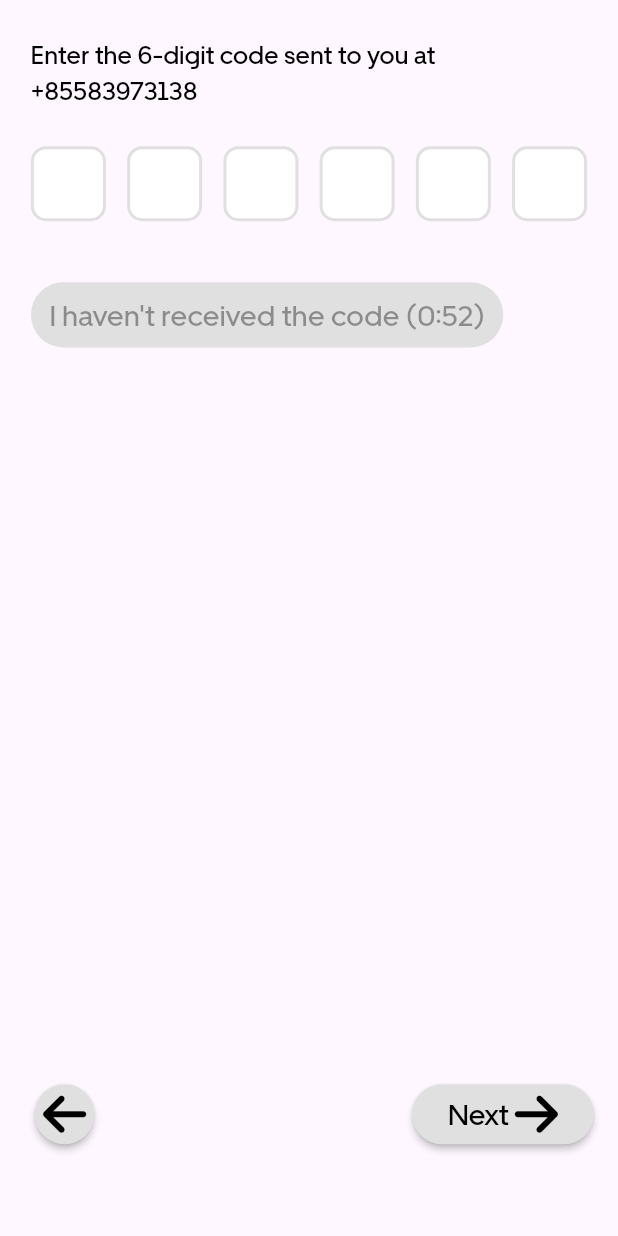
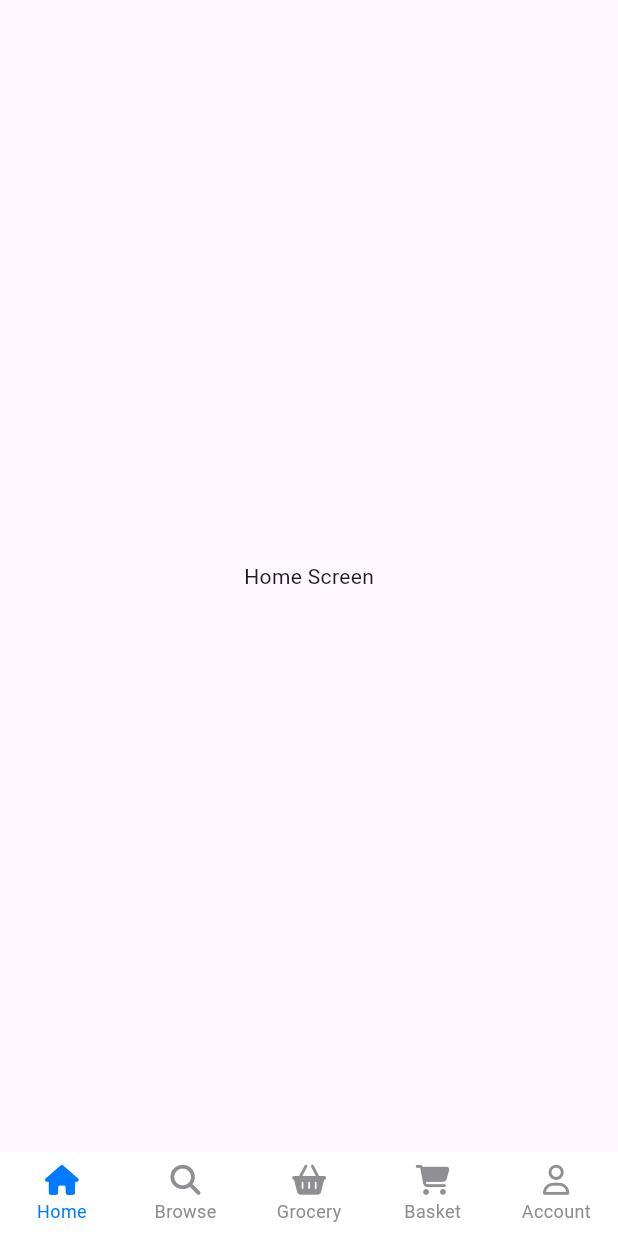
Before and after one commit to JacklynConn/food-delivery, a Flutter app: the screen it shows after launch, on a phone screen of 412 x 824 dp. Run offline on Flutter 3.47's test engine with Material 3 defaults, Android fonts, the phone set to English and light mode, and no system bars; drawn by our look-alikes of persistent_bottom_nav_bar_v2, pin_code_fields; our stand-ins replace country_picker, font_awesome_flutter, sizer.

Commit message:
5. Bottom Navigation Bar

```diff
--- a/lib/main.dart
+++ b/lib/main.dart
@@ -1,5 +1,6 @@
 import 'package:flutter/material.dart';
 import 'package:food_delivery/view/auth/otp_screen.dart';
+import 'package:food_delivery/view/bottom_navigation_bar.dart';
 import 'package:sizer/sizer.dart';
 import '/view/auth/mobile_login_screen.dart';
 
@@ -17,7 +18,7 @@ class MyApp extends StatelessWidget {
         title: 'Flutter Demo',
         debugShowCheckedModeBanner: false,
         theme: ThemeData(),
-        home: const OtpScreen(),
+        home:  const BottomNavigationBarUberEat(),
       );
     });
   }
--- a/lib/view/auth/mobile_login_screen.dart
+++ b/lib/view/auth/mobile_login_screen.dart
@@ -1,5 +1,4 @@
 import 'package:country_picker/country_picker.dart';
-import 'package:flutter/cupertino.dart';
 import 'package:flutter/material.dart';
 import 'package:font_awesome_flutter/font_awesome_flutter.dart';
 import 'package:food_delivery/utils/colors.dart';
--- /dev/null
+++ b/lib/view/bottom_navigation_bar.dart
@@ -0,0 +1,79 @@
+import 'package:flutter/material.dart';
+import 'package:font_awesome_flutter/font_awesome_flutter.dart';
+import 'package:food_delivery/view/account/account_screen.dart';
+import 'package:food_delivery/view/basket/basket_screen.dart';
+import 'package:food_delivery/view/browse/browse_screen.dart';
+import 'package:food_delivery/view/grocery/grocery_screen.dart';
+import 'package:food_delivery/view/home/home_screen.dart';
+import 'package:persistent_bottom_nav_bar_v2/persistent_bottom_nav_bar_v2.dart';
+
+class BottomNavigationBarUberEat extends StatefulWidget {
+  const BottomNavigationBarUberEat({super.key});
+
+  @override
+  State<BottomNavigationBarUberEat> createState() =>
+      _BottomNavigationBarUberEatState();
+}
+
+class _BottomNavigationBarUberEatState
+    extends State<BottomNavigationBarUberEat> {
+  final PersistentTabController controller =
+      PersistentTabController(initialIndex: 0);
+
+  @override
+  Widget build(BuildContext context) {
+    return Scaffold(
+      bottomNavigationBar: PersistentTabView(
+        screenTransitionAnimation: const ScreenTransitionAnimation(
+          curve: Curves.ease,
+          duration: Duration(milliseconds: 200),
+        ),
+        stateManagement: true,
+        backgroundColor: Colors.white,
+        handleAndroidBackButtonPress: true,
+        controller: controller,
+        resizeToAvoidBottomInset: true,
+        tabs: [
+          PersistentTabConfig(
+            screen: const HomeScreen(),
+            item: ItemConfig(
+              icon: const FaIcon(FontAwesomeIcons.house, size: 20),
+              title: "Home",
+            ),
+          ),
+          PersistentTabConfig(
+            screen: const BrowseScreen(),
+            item: ItemConfig(
+              icon: const FaIcon(FontAwesomeIcons.magnifyingGlass, size: 20),
+              title: "Browse",
+            ),
+          ),
+          PersistentTabConfig(
+            screen: const GroceryScreen(),
+            item: ItemConfig(
+              icon: const FaIcon(FontAwesomeIcons.basketShopping, size: 20),
+              title: "Grocery",
+            ),
+          ),
+          PersistentTabConfig(
+            screen: const BasketScreen(),
+            item: ItemConfig(
+              icon: const FaIcon(FontAwesomeIcons.cartShopping, size: 20),
+              title: "Basket",
+            ),
+          ),
+          PersistentTabConfig(
+            screen: const AccountScreen(),
+            item: ItemConfig(
+              icon: const FaIcon(FontAwesomeIcons.user, size: 20),
+              title: "Account",
+            ),
+          ),
+        ],
+        navBarBuilder: (navBarConfig) => Style1BottomNavBar(
+          navBarConfig: navBarConfig,
+        ),
+      ),
+    );
+  }
+}
--- /dev/null
+++ b/lib/view/home/home_screen.dart
@@ -0,0 +1,19 @@
+import 'package:flutter/material.dart';
+
+class HomeScreen extends StatefulWidget {
+  const HomeScreen({super.key});
+
+  @override
+  State<HomeScreen> createState() => _HomeScreenState();
+}
+
+class _HomeScreenState extends State<HomeScreen> {
+  @override
+  Widget build(BuildContext context) {
+    return Scaffold(
+        body: Center(
+          child: Text('Home Screen'),
+        )
+    );
+  }
+}
--- a/pubspec.yaml
+++ b/pubspec.yaml
@@ -39,6 +39,7 @@ dependencies:
   country_picker: ^2.0.26
   font_awesome_flutter: ^10.7.0
   pin_code_fields: ^8.0.1
+  persistent_bottom_nav_bar_v2: ^5.2.3
 
 dev_dependencies:
   flutter_test:
```
Also changed, not shown: lib/view/account/account_screen.dart (added, +19 -0 lines), lib/view/basket/basket_screen.dart (added, +18 -0 lines), lib/view/browse/browse_screen.dart (added, +19 -0 lines), lib/view/grocery/grocery_screen.dart (added, +19 -0 lines), pubspec.lock.
